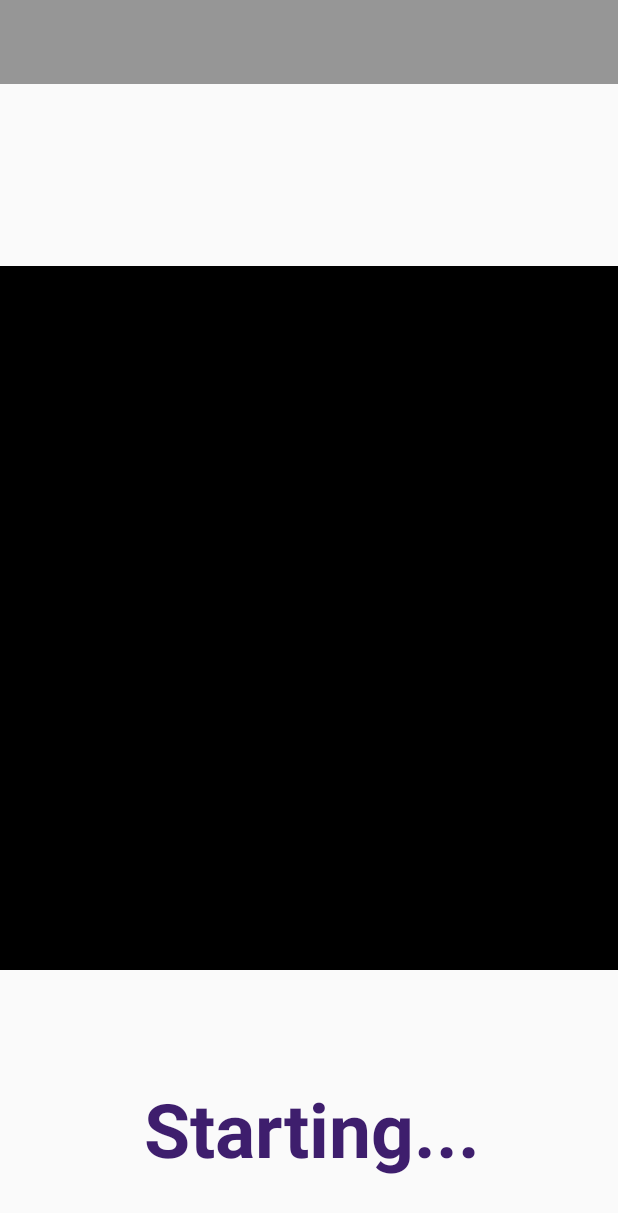
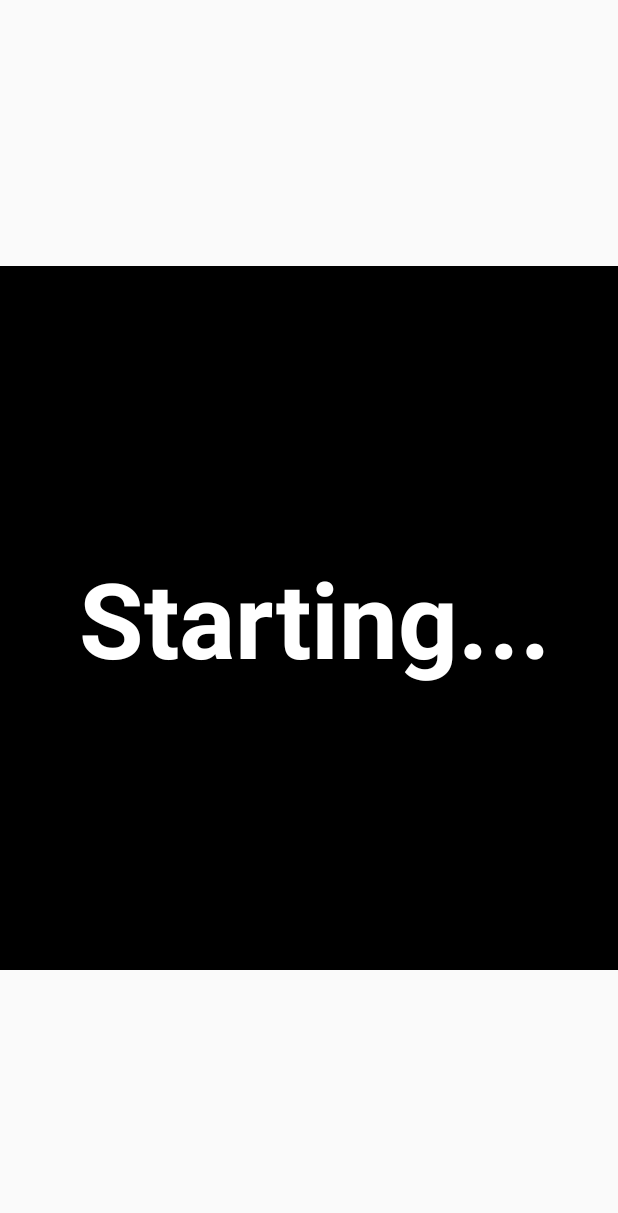
Before and after one commit to men-in-stack/The-Third-Eye, an Android app: the ClassifierActivity screen opened directly, with no data from a screen before it, on a phone screen of 412 x 824 dp. Shown: the top 1213 px of the screen. Run offline under Robolectric (Android 15) with nearby library versions, the phone set to English and light mode, and no system bars; 7 statements that could not run were skipped.

Commit message:
updated UI

```diff
--- a/Third-Eye/app/src/main/res/layout/activity_camera.xml
+++ b/Third-Eye/app/src/main/res/layout/activity_camera.xml
@@ -26,21 +26,6 @@
         android:orientation="vertical">
 
 
-        <TextView
-            android:id="@+id/Final"
-            android:layout_width="match_parent"
-            android:layout_height="wrap_content"
-            android:layout_alignParentStart="true"
-            android:layout_alignParentBottom="true"
-            android:layout_marginStart="3dp"
-            android:layout_marginBottom="38dp"
-            android:alpha="1"
-            android:gravity="center"
-            android:text="Starting..."
-            android:textColor="#3E1E6D"
-            android:textSize="50sp"
-            android:textStyle="bold" />
-
         <FrameLayout xmlns:android="http://schemas.android.com/apk/res/android"
             xmlns:tools="http://schemas.android.com/tools"
             android:id="@+id/container"
@@ -57,7 +42,22 @@
             android:layout_width="match_parent"
             android:layout_height="?attr/actionBarSize"
             android:layout_alignParentTop="true"
-            android:background="@color/semi_transparent"/>
+            android:alpha="0"
+            android:background="@color/semi_transparent" />
+
+        <TextView
+            android:id="@+id/Final"
+            android:layout_width="match_parent"
+            android:layout_height="match_parent"
+            android:layout_alignParentStart="true"
+            android:layout_centerVertical="true"
+            android:layout_marginStart="7dp"
+            android:alpha="1"
+            android:gravity="center"
+            android:text="Starting..."
+            android:textColor="#ffffff"
+            android:textSize="70sp"
+            android:textStyle="bold" />
 
     </RelativeLayout>
 
```
